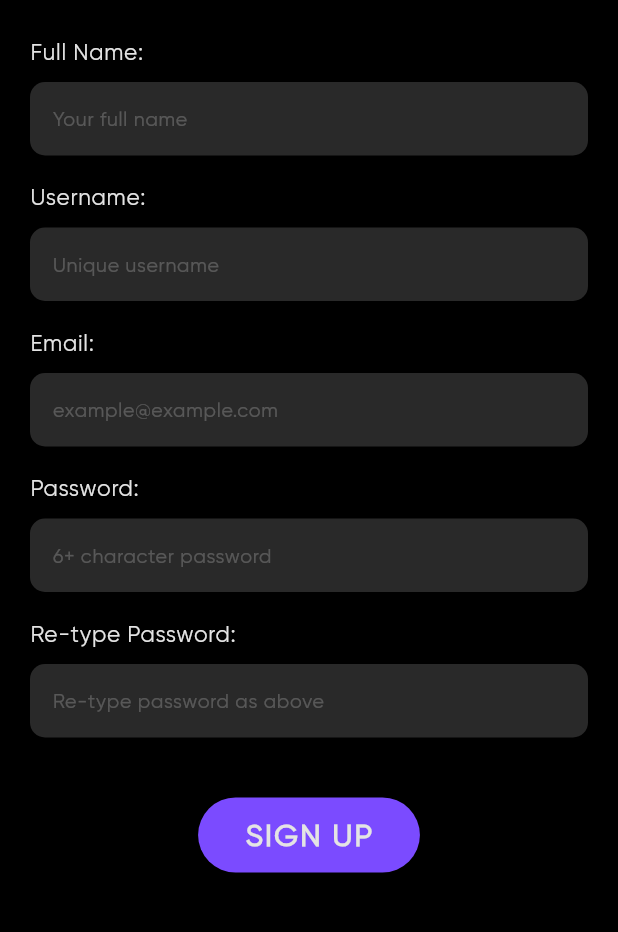
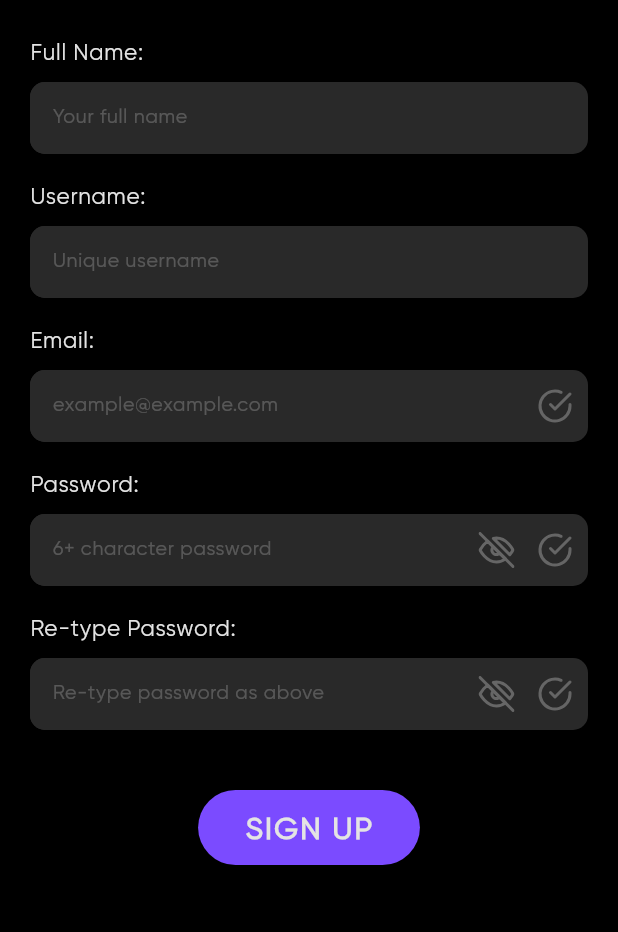
Before and after one commit to TAMU73/NUPHONIC--front_end, a Flutter app: the SignUp screen opened directly, on a phone screen of 412 x 824 dp, the part 77-1009 px from its top. Run offline on Flutter 3.47's test engine with Material 2 defaults, Android fonts, the light colour scheme and no system bars; our stand-ins replace flutter_svg, sliding_up_panel.

Commit message:
TextFields with custom side icons

```diff
--- a/lib/extracted_widgets/custom_textfield.dart
+++ b/lib/extracted_widgets/custom_textfield.dart
@@ -3,15 +3,35 @@ import 'package:nuphonic_front_end/shared/shared.dart';
 
 class CustomTextField extends StatelessWidget {
 
+  final String labelName;
   final String hint;
+  final Widget icons;
+  final bool obsecureText;
 
-  CustomTextField({this.hint});
+  CustomTextField({this.labelName, this.hint, this.icons, this.obsecureText});
 
   @override
   Widget build(BuildContext context) {
-    return TextFormField(
+    return Column(
+      crossAxisAlignment: CrossAxisAlignment.start,
+      children: [
+        labelName != null ? Padding(
+          padding: const EdgeInsets.only(bottom: 10),
+          child: Text(
+            labelName,
+            style: texFieldLabelStyle,
+          ),
+        ) : SizedBox(),
+        Container(
+          decoration: circularBorder,
+          child: Row(
+            children: [
+              Expanded(
+                child: TextFormField(
+                  obscureText: obsecureText ?? false,
                   cursorHeight: 24,
-      cursorColor: Colors.black,
+                  cursorColor: whitishColor,
+                  style: texFieldLabelStyle,
                   decoration: InputDecoration(
                     contentPadding: EdgeInsets.fromLTRB(15, 15, 15, 15),
                     fillColor: textFieldColor,
@@ -30,6 +50,14 @@ class CustomTextField extends StatelessWidget {
                       borderRadius: BorderRadius.all(Radius.circular(10)),
                     ),
                   ),
+                ),
+              ),
+              icons != null ? icons : SizedBox(),
+              SizedBox(width: 10,),
+            ],
+          ),
+        ),
+      ],
     );
   }
 }
--- a/lib/screens/authentication/sign_up.dart
+++ b/lib/screens/authentication/sign_up.dart
@@ -11,6 +11,32 @@ class SignUp extends StatefulWidget {
 }
 
 class _SignUpState extends State<SignUp> {
+
+  bool isOn = true;
+  bool isOnR = true; //for retype password
+
+  //0 means error, 1 means success and null means default
+  int isErrorE; //for email
+  int isErrorP; //for password
+  int isErrorR; //for retype password
+
+  Widget eyeIndicator(bool isOn) {
+    String icon = isOn ? 'eye_off_icon.svg' : 'eye_on_icon.svg';
+    return SvgPicture.asset('assets/icons/$icon');
+  }
+
+  Widget errorIndicator(int isError) {
+    Color iconColor = isError == null
+        ? Color(0xff656565)
+        : isError == 1
+        ? greenishColor
+        : reddishColor;
+    return SvgPicture.asset(
+      'assets/icons/check_icon.svg',
+      color: iconColor,
+    );
+  }
+
   @override
   Widget build(BuildContext context) {
     return Scaffold(
@@ -35,67 +61,68 @@ class _SignUpState extends State<SignUp> {
                 SizedBox(
                   height: 20,
                 ),
-                Text(
-                  'Full Name:',
-                  style: texFieldLabelStyle,
-                ),
-                SizedBox(
-                  height: 10,
-                ),
                 CustomTextField(
+                  labelName: 'Full Name:',
                   hint: "Your full name",
                 ),
                 SizedBox(
                   height: 20,
                 ),
-                Text(
-                  'Username:',
-                  style: texFieldLabelStyle,
-                ),
-                SizedBox(
-                  height: 10,
-                ),
                 CustomTextField(
+                  labelName: 'Username:',
                   hint: "Unique username",
                 ),
                 SizedBox(
                   height: 20,
                 ),
-                Text(
-                  'Email:',
-                  style: texFieldLabelStyle,
-                ),
-                SizedBox(
-                  height: 10,
-                ),
                 CustomTextField(
+                  labelName: 'Email:',
                   hint: "example@example.com",
+                  icons: errorIndicator(isErrorE),
                 ),
                 SizedBox(
                   height: 20,
                 ),
-                Text(
-                  'Password:',
-                  style: texFieldLabelStyle,
-                ),
-                SizedBox(
-                  height: 10,
-                ),
                 CustomTextField(
+                  labelName: 'Password:',
                   hint: "6+ character password",
+                  obsecureText: isOn,
+                  icons: Row(
+                    children: [
+                      InkWell(
+                        onTap: () {
+                          setState(()=>isOn=!isOn);
+                        },
+                        child: eyeIndicator(isOn),
+                      ),
+                      SizedBox(
+                        width: 15,
+                      ),
+                      errorIndicator(isErrorP),
+                    ],
+                  ),
                 ),
                 SizedBox(
                   height: 20,
                 ),
-                Text(
-                  'Re-type Password:',
-                  style: texFieldLabelStyle,
-                ),
-                SizedBox(
-                  height: 10,
-                ),
                 CustomTextField(
+                  labelName: 'Re-type Password:',
                   hint: "Re-type password as above",
+                  obsecureText: isOnR,
+                  icons: Row(
+                    children: [
+                      InkWell(
+                        onTap: () {
+                          setState(()=>isOnR=!isOnR);
+                        },
+                        child: eyeIndicator(isOnR),
+                      ),
+                      SizedBox(
+                        width: 15,
+                      ),
+                      errorIndicator(isErrorR),
+                    ],
+                  ),
                 ),
                 SizedBox(
                   height: 40,
--- a/lib/shared/shared.dart
+++ b/lib/shared/shared.dart
@@ -5,6 +5,8 @@ const mainColor = Color(0xff7B4BFF);
 const whitishColor = Color(0xffE4E4E4);
 const darkGreyColor = Color(0xff191919);
 const textFieldColor = Color(0xff292929);
+const reddishColor = Color(0xffF05959);
+const greenishColor = Color(0xff2DCC70);
 
 const bottomPanelBorderRadius = BorderRadius.only(
   topRight: Radius.circular(30),
@@ -45,3 +47,8 @@ const signUpLabelStyle = TextStyle(
     fontSize: 14,
   letterSpacing: 0.5
 );
+
+const circularBorder = BoxDecoration(
+    color: textFieldColor,
+    borderRadius: BorderRadius.all(Radius.circular(10))
+);
```
Also changed, not shown: lib/screens/authentication/sign_in.dart (+68 -22 lines), assets/icons/check_icon.svg (added), assets/icons/eye_off_icon.svg (added), assets/icons/eye_on_icon.svg (added). Lines whose indentation alone changed are shown as unchanged.
